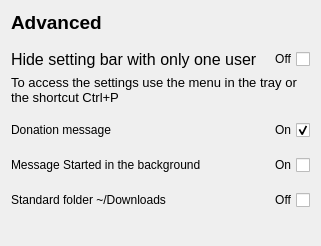
Above: zapzap/view/ui/advanced_page.ui from jmbatistav/zapzap before the change. Below: the same form after it.
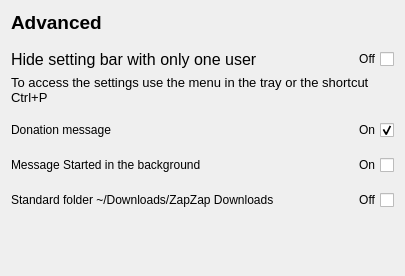
That is the form after the change.

Patch:
```diff
--- a/zapzap/view/ui/advanced_page.ui
+++ b/zapzap/view/ui/advanced_page.ui
@@ -6,8 +6,8 @@
    <rect>
     <x>0</x>
     <y>0</y>
-    <width>321</width>
-    <height>246</height>
+    <width>405</width>
+    <height>276</height>
    </rect>
   </property>
   <property name="windowTitle">
@@ -125,7 +125,7 @@
         <string/>
        </property>
        <property name="text">
-        <string>Standard folder ~/Downloads</string>
+        <string>Standard folder ~/Downloads/ZapZap Downloads</string>
        </property>
       </widget>
      </item>
```
Left out of the diff: 4 changed lines with no effect on the pictures.
